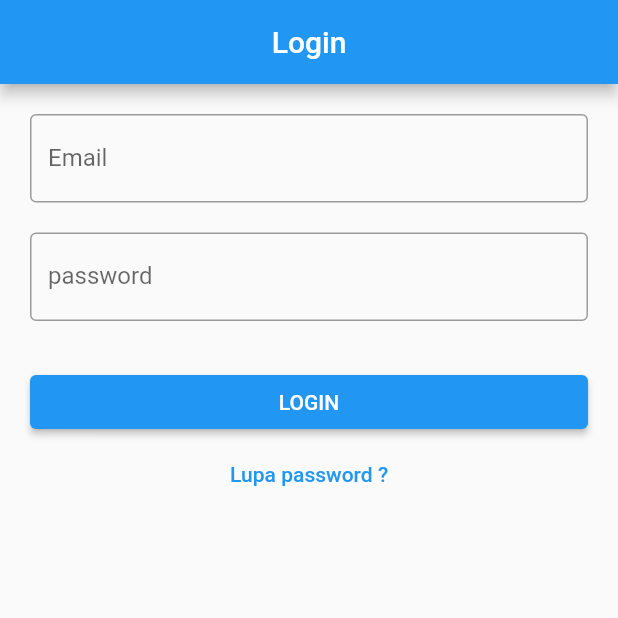
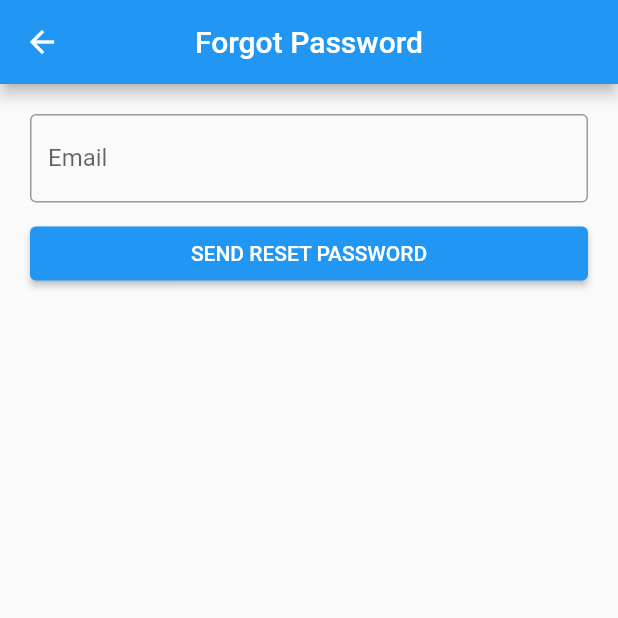
Before and after one commit to Kirara02/Presence, a Flutter app: the screen it shows after launch, after a tap on "Lupa password ?", on a phone screen of 412 x 824 dp, the top half of it. Run offline on Flutter 3.47's test engine with Material 2 defaults, Android fonts, the phone set to English and light mode, and no system bars; our stand-ins replace cloud_firestore, firebase_auth, firebase_core, get; accounts and stored records are empty.

Commit message:
add forgot password

```diff
--- /dev/null
+++ b/lib/app/modules/forgot_password/bindings/forgot_password_binding.dart
@@ -0,0 +1,12 @@
+import 'package:get/get.dart';
+
+import '../controllers/forgot_password_controller.dart';
+
+class ForgotPasswordBinding extends Bindings {
+  @override
+  void dependencies() {
+    Get.lazyPut<ForgotPasswordController>(
+      () => ForgotPasswordController(),
+    );
+  }
+}
--- /dev/null
+++ b/lib/app/modules/forgot_password/controllers/forgot_password_controller.dart
@@ -0,0 +1,31 @@
+import 'package:firebase_auth/firebase_auth.dart';
+import 'package:flutter/material.dart';
+import 'package:get/get.dart';
+
+class ForgotPasswordController extends GetxController {
+  RxBool isLoading = false.obs;
+  TextEditingController emailC = TextEditingController(text: "");
+
+  FirebaseAuth auth = FirebaseAuth.instance;
+
+  void sendEmail() async {
+    if (emailC.text.isNotEmpty) {
+      isLoading.value = true;
+      try {
+        await auth.sendPasswordResetEmail(email: emailC.text);
+        Get.snackbar(
+          "Berhasil",
+          "Email reset password telah dikirim, periksa email kamu",
+        );
+        Get.back();
+      } catch (e) {
+        Get.snackbar(
+          "Terjadi Kesalahan",
+          "Tidak dapat mengirim email reset password",
+        );
+      } finally {
+        isLoading.value = false;
+      }
+    }
+  }
+}
--- /dev/null
+++ b/lib/app/modules/forgot_password/views/forgot_password_view.dart
@@ -0,0 +1,48 @@
+import 'package:flutter/material.dart';
+
+import 'package:get/get.dart';
+
+import '../controllers/forgot_password_controller.dart';
+
+class ForgotPasswordView extends GetView<ForgotPasswordController> {
+  const ForgotPasswordView({Key? key}) : super(key: key);
+  @override
+  Widget build(BuildContext context) {
+    return Scaffold(
+      appBar: AppBar(
+        title: const Text('Forgot Password'),
+        centerTitle: true,
+      ),
+      body: ListView(
+        padding: const EdgeInsets.all(20),
+        children: [
+          TextField(
+            autocorrect: false,
+            controller: controller.emailC,
+            decoration: const InputDecoration(
+              border: OutlineInputBorder(),
+              labelText: "Email",
+            ),
+          ),
+          const SizedBox(
+            height: 10,
+          ),
+          Obx(
+            () => ElevatedButton(
+              onPressed: () {
+                if (controller.isLoading.isFalse) {
+                  controller.sendEmail();
+                }
+              },
+              child: Text(
+                controller.isLoading.isFalse
+                    ? "SEND RESET PASSWORD"
+                    : "Loading...",
+              ),
+            ),
+          ),
+        ],
+      ),
+    );
+  }
+}
--- a/lib/app/modules/login/views/login_view.dart
+++ b/lib/app/modules/login/views/login_view.dart
@@ -1,6 +1,7 @@
 import 'package:flutter/material.dart';
 
 import 'package:get/get.dart';
+import 'package:presence/app/routes/app_pages.dart';
 
 import '../controllers/login_controller.dart';
 
@@ -39,14 +40,20 @@ class LoginView extends GetView<LoginController> {
             const SizedBox(
               height: 30,
             ),
-            ElevatedButton(
-              onPressed: () => controller.login(),
-              child: const Text(
-                "LOGIN",
+            Obx(
+              () => ElevatedButton(
+                onPressed: () async {
+                  if (controller.isLoading.isFalse) {
+                    await controller.login();
+                  }
+                },
+                child: Text(
+                  controller.isLoading.isFalse ? "LOGIN" : "Loading...",
+                ),
               ),
             ),
             TextButton(
-              onPressed: () => controller.forgotPassword(),
+              onPressed: () => Get.toNamed(Routes.FORGOT_PASSWORD),
               child: const Text("Lupa password ?"),
             )
           ],
--- a/lib/app/routes/app_pages.dart
+++ b/lib/app/routes/app_pages.dart
@@ -2,6 +2,8 @@ import 'package:get/get.dart';
 
 import '../modules/add_pegawai/bindings/add_pegawai_binding.dart';
 import '../modules/add_pegawai/views/add_pegawai_view.dart';
+import '../modules/forgot_password/bindings/forgot_password_binding.dart';
+import '../modules/forgot_password/views/forgot_password_view.dart';
 import '../modules/home/bindings/home_binding.dart';
 import '../modules/home/views/home_view.dart';
 import '../modules/login/bindings/login_binding.dart';
@@ -37,5 +39,10 @@ class AppPages {
       page: () => const NewPasswordView(),
       binding: NewPasswordBinding(),
     ),
+    GetPage(
+      name: _Paths.FORGOT_PASSWORD,
+      page: () => const ForgotPasswordView(),
+      binding: ForgotPasswordBinding(),
+    ),
   ];
 }
--- a/lib/app/routes/app_routes.dart
+++ b/lib/app/routes/app_routes.dart
@@ -7,6 +7,7 @@ abstract class Routes {
   static const ADD_PEGAWAI = _Paths.ADD_PEGAWAI;
   static const LOGIN = _Paths.LOGIN;
   static const NEW_PASSWORD = _Paths.NEW_PASSWORD;
+  static const FORGOT_PASSWORD = _Paths.FORGOT_PASSWORD;
 }
 
 abstract class _Paths {
@@ -15,4 +16,5 @@ abstract class _Paths {
   static const ADD_PEGAWAI = '/add-pegawai';
   static const LOGIN = '/login';
   static const NEW_PASSWORD = '/new-password';
+  static const FORGOT_PASSWORD = '/forgot-password';
 }
--- a/lib/main.dart
+++ b/lib/main.dart
@@ -1,3 +1,4 @@
+import 'package:firebase_auth/firebase_auth.dart';
 import 'package:flutter/material.dart';
 import 'package:firebase_core/firebase_core.dart';
 import 'firebase_options.dart';
@@ -11,11 +12,25 @@ void main() async {
     options: DefaultFirebaseOptions.currentPlatform,
   );
   runApp(
-    GetMaterialApp(
-      title: "Presence",
-      initialRoute: Routes.LOGIN,
-      getPages: AppPages.routes,
-      debugShowCheckedModeBanner: false,
-    ),
+    StreamBuilder<User?>(
+        stream: FirebaseAuth.instance.authStateChanges(),
+        builder: (context, snapshot) {
+          if (snapshot.connectionState == ConnectionState.waiting) {
+            return const MaterialApp(
+              home: Scaffold(
+                body: Center(
+                  child: CircularProgressIndicator(),
+                ),
+              ),
+            );
+          }
+          print(snapshot.data);
+          return GetMaterialApp(
+            title: "Presence",
+            initialRoute: snapshot.data != null ? Routes.HOME : Routes.LOGIN,
+            getPages: AppPages.routes,
+            debugShowCheckedModeBanner: false,
+          );
+        }),
   );
 }
```
Also changed, not shown: lib/app/modules/add_pegawai/controllers/add_pegawai_controller.dart (+91 -11 lines), lib/app/modules/add_pegawai/views/add_pegawai_view.dart (+10 -4 lines), lib/app/modules/home/controllers/home_controller.dart (+1 -19 lines), lib/app/modules/home/views/home_view.dart (+16 -0 lines), lib/app/modules/login/controllers/login_controller.dart (+13 -4 lines).
